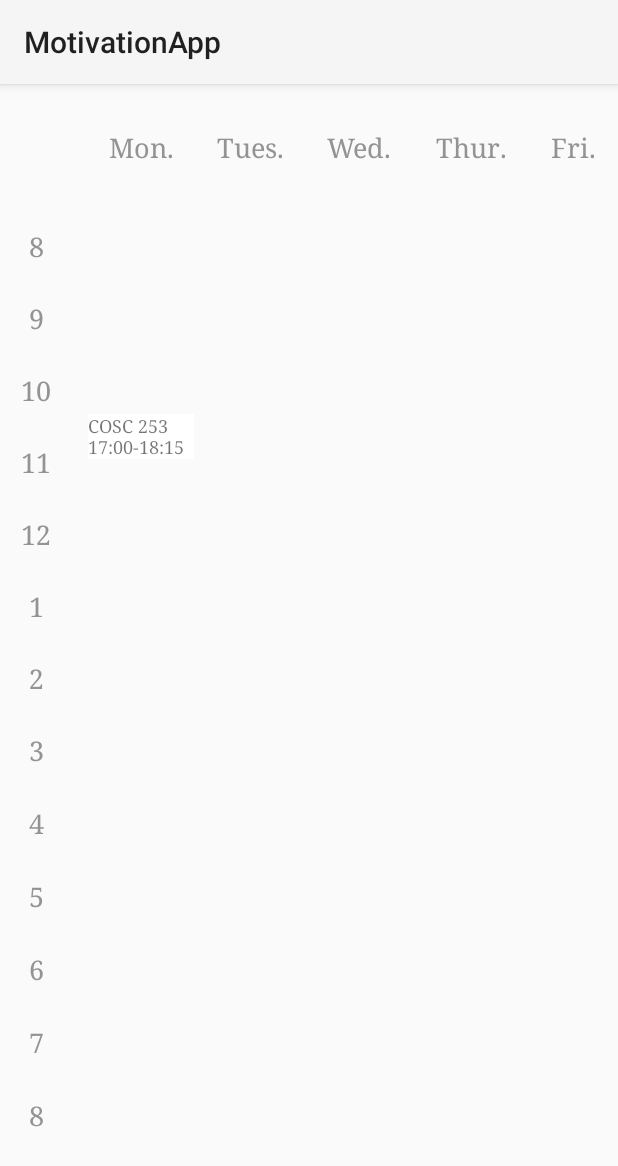
After one commit to eunseolee00/MotivationApp, an Android app: the ScheduleActivity screen opened directly, with no data from a screen before it, on a phone screen of 412 x 824 dp. The commit adds this screen. Shown: the top 1166 px of the screen. Run offline under Robolectric (Android 15) with nearby library versions, the phone set to English and light mode, and no system bars; 3 statements that could not run were skipped.

Commit message:
commit #3

```diff
--- a/app/src/main/AndroidManifest.xml
+++ b/app/src/main/AndroidManifest.xml
@@ -9,6 +9,9 @@
         android:roundIcon="@mipmap/ic_launcher_round"
         android:supportsRtl="true"
         android:theme="@style/Theme.MotivationApp">
+        <activity
+            android:name=".ScheduleActivity"
+            android:exported="false" />
         <activity
             android:name=".StudyActivity"
             android:exported="false" />
--- a/app/src/main/java/com/example/motivationapp/MenuActivity.kt
+++ b/app/src/main/java/com/example/motivationapp/MenuActivity.kt
@@ -26,5 +26,10 @@ class MenuActivity : AppCompatActivity() {
         startActivity(intent)
     }
 
+    fun schedule(view: View){
+        val intent = Intent(this, ScheduleActivity::class.java)
+        startActivity(intent)
+    }
+
 
 }//MenuActivity
--- /dev/null
+++ b/app/src/main/java/com/example/motivationapp/ScheduleActivity.kt
@@ -0,0 +1,93 @@
+package com.example.motivationapp
+
+import android.app.Dialog
+import androidx.appcompat.app.AppCompatActivity
+import android.os.Bundle
+import android.view.View
+import android.widget.Button
+import android.widget.CheckBox
+import android.widget.EditText
+import android.widget.NumberPicker
+
+class ScheduleActivity : AppCompatActivity() {
+
+    lateinit var layout : androidx.constraintlayout.widget.ConstraintLayout
+    lateinit var sthPicker : NumberPicker
+    lateinit var stmPicker : NumberPicker
+    lateinit var ethPicker: NumberPicker
+    lateinit var etmPicker: NumberPicker
+    lateinit var className : EditText
+    lateinit var mon : CheckBox
+    lateinit var tues : CheckBox
+    lateinit var wed : CheckBox
+    lateinit var thur : CheckBox
+    lateinit var fri : CheckBox
+
+    lateinit var courseListMon : HashMap<String, String>
+    lateinit var courseListTue : HashMap<String, String>
+    lateinit var courseListWed : HashMap<String, String>
+    lateinit var courseListThur : HashMap<String, String>
+    lateinit var courseListFri : HashMap<String, String>
+
+
+    lateinit var addClass : Dialog
+    lateinit var addButton: Button
+    lateinit var exit : Button
+
+    override fun onCreate(savedInstanceState: Bundle?) {
+        super.onCreate(savedInstanceState)
+        setContentView(R.layout.activity_schedule)
+
+        addClass = Dialog(this)
+        addClass.setContentView(R.layout.add_class_popup)
+
+
+        exit = addClass.findViewById(R.id.exit)
+        addButton = addClass.findViewById(R.id.addClass)
+
+        sthPicker = addClass.findViewById(R.id.startTimeHourPicker)
+        sthPicker.maxValue = 19
+        sthPicker.minValue = 8
+        sthPicker.value = 10
+
+        stmPicker = addClass.findViewById(R.id.startTimeMinPicker)
+        stmPicker.maxValue = 59
+        stmPicker.minValue = 0
+        stmPicker.value = 0
+
+        ethPicker = addClass.findViewById(R.id.endTimerHourPicker)
+        ethPicker.maxValue = 20
+        ethPicker.minValue = 8
+        ethPicker.value = 12
+
+        etmPicker = addClass.findViewById(R.id.endTimerMinPicker)
+        etmPicker.maxValue = 59
+        etmPicker.minValue = 0
+        etmPicker.value = 0
+
+
+        exit = addClass.findViewById(R.id.exit)
+        exit.setOnClickListener {
+            addClass.dismiss()
+        }
+
+
+        layout = findViewById(R.id.layout)
+        layout.setOnClickListener{
+            addClass.show()
+        }
+
+        addButton.setOnClickListener{
+            addClass()
+        }
+
+
+
+
+    }//onCreate
+
+    fun addClass(){
+
+    }//addClass
+
+}//AppCompatActivity
--- a/app/src/main/res/layout/activity_menu.xml
+++ b/app/src/main/res/layout/activity_menu.xml
@@ -52,6 +52,7 @@
         android:fontFamily="serif"
         android:text="Schedule"
         android:textSize="20sp"
+        android:onClick="schedule"
         app:layout_constraintBottom_toTopOf="@+id/button11"
         app:layout_constraintEnd_toEndOf="parent"
         app:layout_constraintHorizontal_bias="0.5"
--- /dev/null
+++ b/app/src/main/res/layout/activity_schedule.xml
@@ -0,0 +1,362 @@
+<?xml version="1.0" encoding="utf-8"?>
+<androidx.constraintlayout.widget.ConstraintLayout xmlns:android="http://schemas.android.com/apk/res/android"
+    xmlns:app="http://schemas.android.com/apk/res-auto"
+    xmlns:tools="http://schemas.android.com/tools"
+    android:layout_width="match_parent"
+    android:layout_height="match_parent"
+    android:id="@id/layout"
+    tools:context=".ScheduleActivity">
+
+    <LinearLayout
+        android:layout_width="354dp"
+        android:layout_height="28dp"
+        android:layout_marginTop="30dp"
+        android:orientation="horizontal"
+        app:layout_constraintEnd_toEndOf="parent"
+        app:layout_constraintHorizontal_bias="1.0"
+        app:layout_constraintStart_toStartOf="parent"
+        app:layout_constraintTop_toTopOf="parent">
+
+        <TextView
+            android:id="@+id/Mon"
+            android:layout_width="wrap_content"
+            android:layout_height="wrap_content"
+            android:layout_weight="1"
+            android:text="Mon."
+            android:fontFamily="serif"
+            android:textAlignment="center"
+            android:textColor="#939393"
+            android:textSize="18sp">
+
+        </TextView>
+
+        <TextView
+            android:id="@+id/Tues"
+            android:layout_width="wrap_content"
+            android:layout_height="wrap_content"
+            android:layout_weight="1"
+            android:text="Tues."
+            android:fontFamily="serif"
+            android:textAlignment="center"
+            android:textColor="#939393"
+            android:textSize="18sp">
+
+        </TextView>
+
+        <TextView
+            android:id="@+id/Wed"
+            android:layout_width="wrap_content"
+            android:layout_height="wrap_content"
+            android:layout_weight="1"
+            android:text="Wed."
+            android:fontFamily="serif"
+            android:textAlignment="center"
+            android:textColor="#939393"
+            android:textSize="18sp">
+
+        </TextView>
+
+        <TextView
+            android:id="@+id/Thur"
+            android:layout_width="wrap_content"
+            android:layout_height="wrap_content"
+            android:layout_weight="1"
+            android:text="Thur."
+            android:fontFamily="serif"
+            android:textAlignment="center"
+            android:textColor="#939393"
+            android:textSize="18sp">
+
+        </TextView>
+
+        <TextView
+            android:id="@+id/Fri"
+            android:layout_width="wrap_content"
+            android:layout_height="wrap_content"
+            android:layout_weight="1"
+            android:text="Fri."
+            android:fontFamily="serif"
+            android:textAlignment="center"
+            android:textColor="#939393"
+            android:textSize="18sp">
+
+        </TextView>
+
+
+    </LinearLayout>
+
+    <LinearLayout
+        android:layout_width="353dp"
+        android:layout_height="628dp"
+        android:layout_marginTop="96dp"
+        android:orientation="horizontal"
+        app:layout_constraintEnd_toEndOf="parent"
+        app:layout_constraintHorizontal_bias="1.0"
+        app:layout_constraintStart_toStartOf="parent"
+        app:layout_constraintTop_toTopOf="parent">
+
+        <androidx.constraintlayout.widget.ConstraintLayout
+            android:id="@+id/MonClasses"
+            android:layout_width="match_parent"
+            android:layout_height="match_parent"
+            android:layout_weight="1"
+            android:text="Mon."
+            android:textAlignment="center"
+            android:textColor="#939393"
+            android:textSize="24sp">
+
+            <TextView
+                android:layout_width="match_parent"
+                android:layout_height="wrap_content"
+                android:layout_marginTop="124dp"
+                android:background="@color/white"
+                android:fontFamily="serif"
+                android:text="COSC 253\n17:00-18:15"
+                android:textSize="12dp"
+                app:layout_constraintTop_toTopOf="parent"
+                tools:layout_editor_absoluteX="0dp"></TextView>
+
+        </androidx.constraintlayout.widget.ConstraintLayout>
+
+        <RelativeLayout
+            android:id="@+id/TuesClasses"
+            android:layout_width="match_parent"
+            android:layout_height="match_parent"
+            android:layout_weight="1"
+            android:text="Mon."
+            android:textAlignment="center"
+            android:textColor="#939393"
+            android:textSize="24sp">
+
+        </RelativeLayout>
+
+        <RelativeLayout
+            android:id="@+id/WedClasses"
+            android:layout_width="match_parent"
+            android:layout_height="match_parent"
+            android:layout_weight="1"
+            android:text="Mon."
+            android:textAlignment="center"
+            android:textColor="#939393"
+            android:textSize="24sp">
+
+        </RelativeLayout>
+
+        <RelativeLayout
+            android:id="@+id/ThurClasses"
+            android:layout_width="match_parent"
+            android:layout_height="match_parent"
+            android:layout_weight="1"
+            android:text="Mon."
+            android:textAlignment="center"
+            android:textColor="#939393"
+            android:textSize="24sp">
+
+        </RelativeLayout>
+
+        <RelativeLayout
+            android:id="@+id/FriClasses"
+            android:layout_width="match_parent"
+            android:layout_height="match_parent"
+            android:layout_weight="1"
+            android:text="Mon."
+            android:textAlignment="center"
+            android:textColor="#939393"
+            android:textSize="24sp">
+
+        </RelativeLayout>
+
+
+    </LinearLayout>
+
+    <LinearLayout
+        android:layout_width="48dp"
+        android:layout_height="628dp"
+        android:layout_marginTop="96dp"
+        android:orientation="vertical"
+        app:layout_constraintStart_toStartOf="parent"
+        app:layout_constraintTop_toTopOf="parent">
+
+        <TextView
+            android:id="@+id/time8"
+            android:layout_width="match_parent"
+            android:layout_height="wrap_content"
+            android:layout_weight="1"
+
+            android:fontFamily="serif"
+            android:text="8"
+            android:textAlignment="center"
+            android:textColor="#939393"
+            android:textSize="18sp">
+
+        </TextView>
+
+        <TextView
+            android:id="@+id/time9"
+            android:layout_width="match_parent"
+            android:layout_height="wrap_content"
+            android:layout_weight="1"
+            android:fontFamily="serif"
+            android:text="9"
+            android:textAlignment="center"
+            android:textColor="#939393"
+            android:textSize="18sp">
+
+        </TextView>
+
+        <TextView
+            android:id="@+id/time10"
+            android:layout_width="match_parent"
+            android:layout_height="wrap_content"
+            android:layout_weight="1"
+
+            android:fontFamily="serif"
+            android:text="10"
+            android:textAlignment="center"
+            android:textColor="#939393"
+            android:textSize="18sp">
+
+        </TextView>
+
+        <TextView
+            android:id="@+id/time11"
+            android:layout_width="match_parent"
+            android:layout_height="wrap_content"
+            android:layout_weight="1"
+
+            android:fontFamily="serif"
+            android:text="11"
+            android:textAlignment="center"
+            android:textColor="#939393"
+            android:textSize="18sp">
+
+        </TextView>
+
+        <TextView
+            android:id="@+id/time12"
+            android:layout_width="match_parent"
+            android:layout_height="wrap_content"
+            android:layout_weight="1"
+
+            android:fontFamily="serif"
+            android:text="12"
+            android:textAlignment="center"
+            android:textColor="#939393"
+            android:textSize="18sp">
+
+        </TextView>
+
+        <TextView
+            android:id="@+id/time13"
+            android:layout_width="match_parent"
+            android:layout_height="wrap_content"
+            android:layout_weight="1"
+
+            android:fontFamily="serif"
+            android:text="1"
+            android:textAlignment="center"
+            android:textColor="#939393"
+            android:textSize="18sp">
+
+        </TextView>
+
+        <TextView
+            android:id="@+id/time14"
+            android:layout_width="match_parent"
+            android:layout_height="wrap_content"
+            android:layout_weight="1"
+
+            android:fontFamily="serif"
+            android:text="2"
+            android:textAlignment="center"
+            android:textColor="#939393"
+            android:textSize="18sp">
+
+        </TextView>
+
+        <TextView
+            android:id="@+id/time15"
+            android:layout_width="match_parent"
+            android:layout_height="wrap_content"
+            android:layout_weight="1"
+
+            android:fontFamily="serif"
+            android:text="3"
+            android:textAlignment="center"
+            android:textColor="#939393"
+            android:textSize="18sp">
+
+        </TextView>
+
+        <TextView
+            android:id="@+id/time16"
+            android:layout_width="match_parent"
+            android:layout_height="wrap_content"
+            android:layout_weight="1"
+
+            android:fontFamily="serif"
+            android:text="4"
+            android:textAlignment="center"
+            android:textColor="#939393"
+            android:textSize="18sp">
+
+        </TextView>
+
+        <TextView
+            android:id="@+id/time17"
+            android:layout_width="match_parent"
+            android:layout_height="wrap_content"
+            android:layout_weight="1"
+
+            android:fontFamily="serif"
+            android:text="5"
+            android:textAlignment="center"
+            android:textColor="#939393"
+            android:textSize="18sp">
+
+        </TextView>
+
+        <TextView
+            android:id="@+id/time18"
+            android:layout_width="match_parent"
+            android:layout_height="wrap_content"
+            android:layout_weight="1"
+
+            android:fontFamily="serif"
+            android:text="6"
+            android:textAlignment="center"
+            android:textColor="#939393"
+            android:textSize="18sp">
+
+        </TextView>
+
+        <TextView
+            android:id="@+id/time19"
+            android:layout_width="match_parent"
+            android:layout_height="wrap_content"
+            android:layout_weight="1"
+
+            android:fontFamily="serif"
+            android:text="7"
+            android:textAlignment="center"
+            android:textColor="#939393"
+            android:textSize="18sp">
+
+        </TextView>
+
+        <TextView
+            android:id="@+id/time20"
+            android:layout_width="match_parent"
+            android:layout_height="wrap_content"
+            android:layout_weight="1"
+
+            android:fontFamily="serif"
+            android:text="8"
+            android:textAlignment="center"
+            android:textColor="#939393"
+            android:textSize="18sp">
+
+        </TextView>
+
+    </LinearLayout>
+</androidx.constraintlayout.widget.ConstraintLayout>
--- a/app/src/main/res/layout/activity_study.xml
+++ b/app/src/main/res/layout/activity_study.xml
@@ -84,7 +84,9 @@
         android:layout_height="wrap_content"
         android:layout_marginBottom="104dp"
         android:onClick="startTimer"
+        android:fontFamily="serif"
         android:text="Start"
+        android:backgroundTint="#E30000"
         app:layout_constraintBottom_toBottomOf="parent"
         app:layout_constraintEnd_toEndOf="parent"
         app:layout_constraintHorizontal_bias="0.501"
@@ -95,7 +97,7 @@
         android:layout_width="wrap_content"
         android:layout_height="wrap_content"
         android:layout_marginStart="40dp"
-        android:layout_marginTop="72dp"
+        android:layout_marginTop="48dp"
         android:fontFamily="serif"
         android:text="I want to study for ..."
         android:textColor="@color/black"
```
Also changed, not shown: app/src/main/java/com/example/motivationapp/StudyActivity.kt (+10 -2 lines), app/src/main/res/layout/add_class_popup.xml (added, +233 -0 lines).
